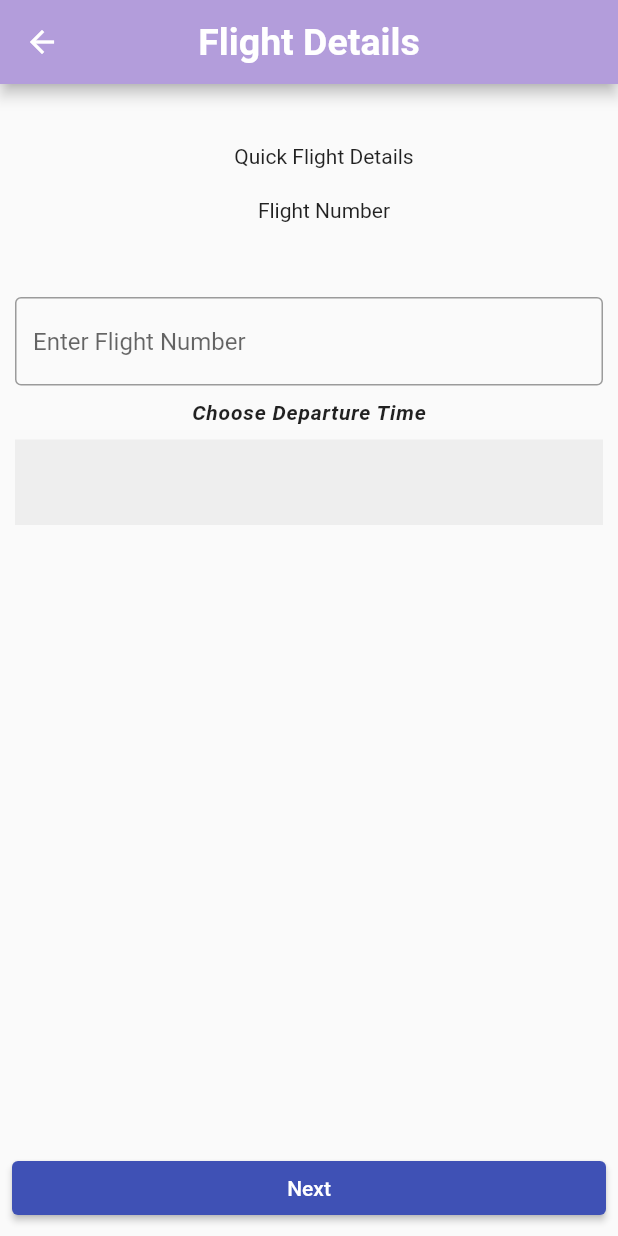
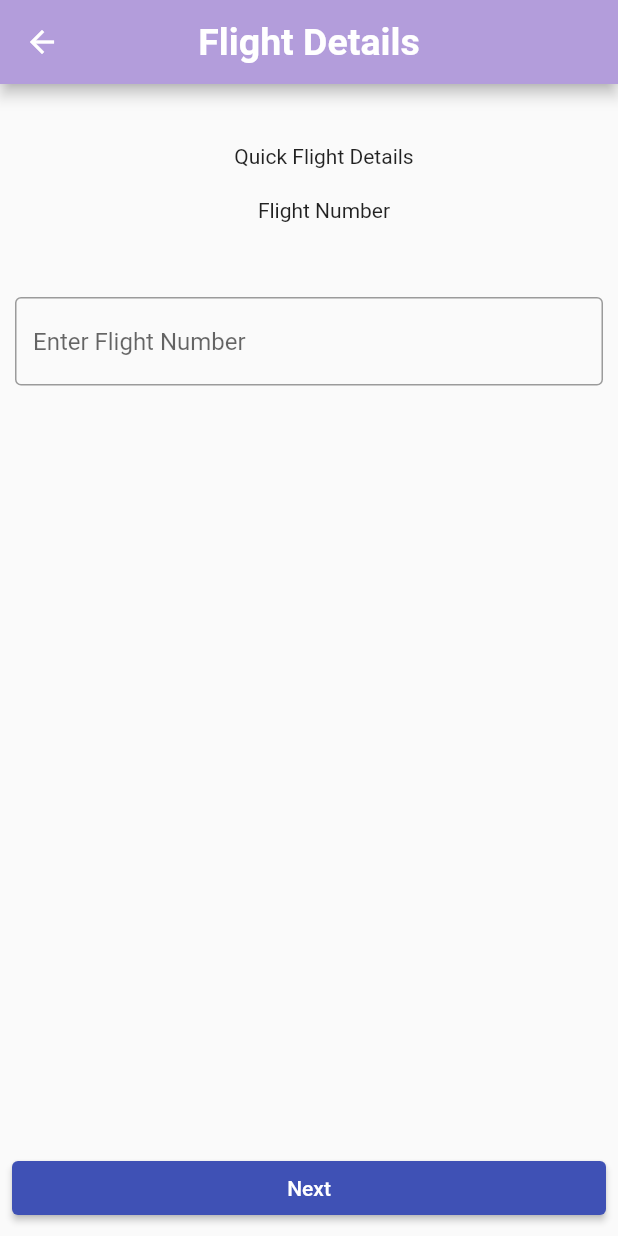
Before and after one commit to bhatiagagan24/Jack-The-Hack-Hackathon-, a Flutter app: the FlightDetails screen opened directly with empty values, on a phone screen of 412 x 824 dp. Run offline on Flutter 3.47's test engine with Material 2 defaults, Android fonts, the phone set to English and light mode, and no system bars; our stand-ins replace carousel_slider, date_format, font_awesome_flutter; missing offline and left inert: qr_code_scanner; network calls fail.

Commit message:
Minor fix

```diff
--- a/lib/screens/app_flight_details.dart
+++ b/lib/screens/app_flight_details.dart
@@ -78,44 +78,44 @@ class _FlightDetailsState extends State<FlightDetails> {
                   border: OutlineInputBorder()),
             ),
           ),
-          Column(
-            children: <Widget>[
-              Text(
-                'Choose Departure Time',
-                style: TextStyle(
-                    fontStyle: FontStyle.italic,
-                    fontWeight: FontWeight.w600,
-                    letterSpacing: 0.5),
-              ),
-              InkWell(
-                onTap: () {
-                  _selectTime(context);
-                },
-                child: Container(
-                  margin: EdgeInsets.all(10),
-                  // width: _width / 1.7,
-                  // height: _height / 9,
-                  alignment: Alignment.center,
-                  decoration: BoxDecoration(color: Colors.grey[200]),
-                  child: TextFormField(
-                    style: TextStyle(fontSize: 40),
-                    textAlign: TextAlign.center,
-                    onSaved: (String? val) {
-                      _setTime = "$val";
-                    },
-                    enabled: false,
-                    keyboardType: TextInputType.text,
-                    controller: _timeController,
-                    decoration: InputDecoration(
-                        disabledBorder:
-                            UnderlineInputBorder(borderSide: BorderSide.none),
-                        // labelText: 'Time',
-                        contentPadding: EdgeInsets.all(5)),
-                  ),
-                ),
-              ),
-            ],
-          )
+          // Column(
+          //   children: <Widget>[
+          //     Text(
+          //       'Choose Departure Time',
+          //       style: TextStyle(
+          //           fontStyle: FontStyle.italic,
+          //           fontWeight: FontWeight.w600,
+          //           letterSpacing: 0.5),
+          //     ),
+          //     InkWell(
+          //       onTap: () {
+          //         _selectTime(context);
+          //       },
+          //       child: Container(
+          //         margin: EdgeInsets.all(10),
+          //         // width: _width / 1.7,
+          //         // height: _height / 9,
+          //         alignment: Alignment.center,
+          //         decoration: BoxDecoration(color: Colors.grey[200]),
+          //         child: TextFormField(
+          //           style: TextStyle(fontSize: 40),
+          //           textAlign: TextAlign.center,
+          //           onSaved: (String? val) {
+          //             _setTime = "$val";
+          //           },
+          //           enabled: false,
+          //           keyboardType: TextInputType.text,
+          //           controller: _timeController,
+          //           decoration: InputDecoration(
+          //               disabledBorder:
+          //                   UnderlineInputBorder(borderSide: BorderSide.none),
+          //               // labelText: 'Time',
+          //               contentPadding: EdgeInsets.all(5)),
+          //         ),
+          //       ),
+          //     ),
+          //   ],
+          // )
         ],
       ),
       bottomNavigationBar: Padding(
```
Also changed, not shown: lib/screens/signed_in_home_screen.dart (+9 -1 lines).
